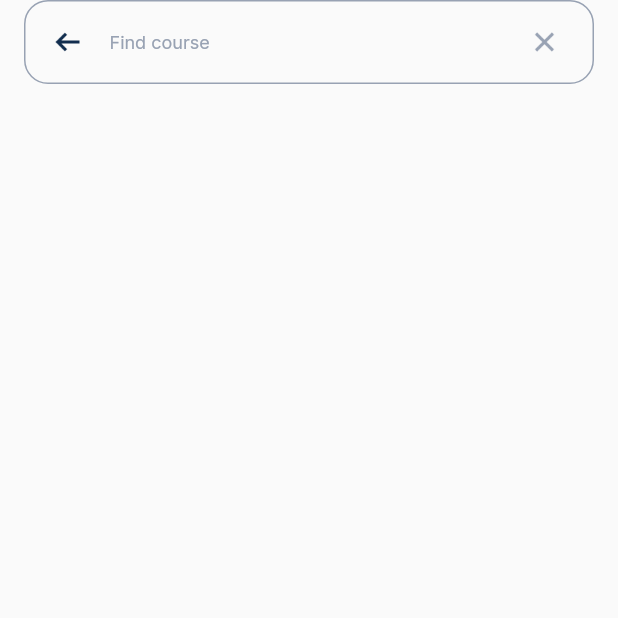
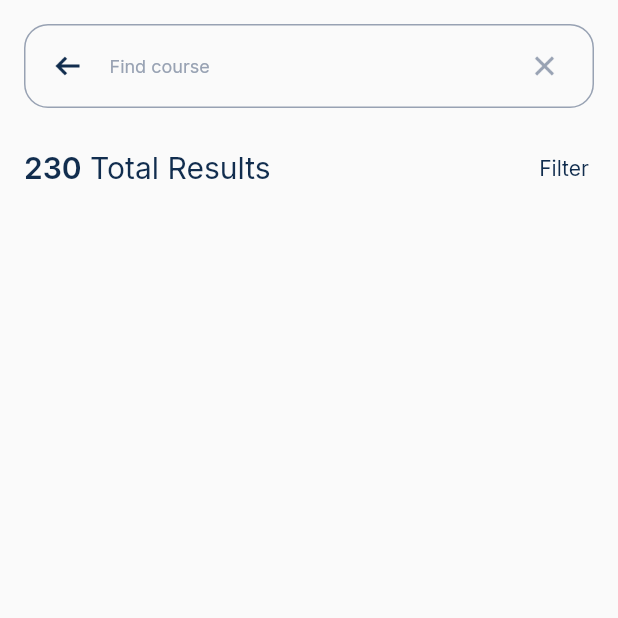
Before and after one commit to berzinsk/ui_online_learning_app_flutter, a Flutter app: the screen it shows after launch, on a phone screen of 412 x 824 dp, the top half of it. Run offline on Flutter 3.47's test engine with Material 2 defaults, Android fonts, the phone set to English and light mode, and no system bars; our stand-ins replace google_fonts.

Commit message:
Add UI for search result row

```diff
--- a/lib/resources/constants/text_styles.dart
+++ b/lib/resources/constants/text_styles.dart
@@ -109,6 +109,14 @@ class TextStyles {
     ),
   );
 
+  static TextStyle kTextXlRegular = GoogleFonts.inter(
+    textStyle: TextStyle(
+      fontSize: 20,
+      fontWeight: FontWeight.normal,
+      color: AppColors.kBrandColorAccentBlack,
+    ),
+  );
+
   static TextStyle kTextSmMedium = GoogleFonts.inter(
     textStyle: TextStyle(
       fontSize: 14,
--- /dev/null
+++ b/lib/screens/dashboard/components/dashboard_search_result_row.dart
@@ -0,0 +1,45 @@
+import 'package:flutter/material.dart';
+
+import '../../../resources/constants/text_styles.dart';
+import '../../../resources/constants/colors.dart';
+import '../../../resources/extensions/text_style.dart';
+
+class DashboardSearchResultRow extends StatelessWidget {
+  const DashboardSearchResultRow({
+    Key? key,
+  }) : super(key: key);
+
+  @override
+  Widget build(BuildContext context) {
+    return Row(
+      mainAxisAlignment: MainAxisAlignment.spaceBetween,
+      crossAxisAlignment: CrossAxisAlignment.center,
+      children: [
+        RichText(
+          text: TextSpan(
+            text: '230',
+            style: TextStyles.kTextXlSemiBold,
+            children: [
+              TextSpan(
+                text: ' Total Results',
+                style: TextStyles.kTextXlRegular,
+              ),
+            ],
+          ),
+        ),
+        TextButton(
+          style: ButtonStyle(
+            splashFactory: NoSplash.splashFactory,
+            overlayColor: MaterialStateProperty.all(Colors.transparent),
+          ),
+          onPressed: () {},
+          child: Text(
+            'Filter',
+            style: TextStyles.kTextSmMedium
+                .withColor(AppColors.kBrandColorAccentBlack),
+          ),
+        ),
+      ],
+    );
+  }
+}
--- a/lib/screens/dashboard/dashboard_search_results.dart
+++ b/lib/screens/dashboard/dashboard_search_results.dart
@@ -1,6 +1,7 @@
 import 'package:flutter/material.dart';
 
 import './components/dasboard_search_page_search_box.dart';
+import './components/dashboard_search_result_row.dart';
 
 class DashboardSearchResults extends StatelessWidget {
   const DashboardSearchResults({Key? key}) : super(key: key);
@@ -9,15 +10,18 @@ class DashboardSearchResults extends StatelessWidget {
   Widget build(BuildContext context) {
     return SafeArea(
       bottom: false,
-      child: Container(
-        padding: const EdgeInsets.symmetric(horizontal: 16),
-        width: MediaQuery.of(context).size.width,
-        child: Column(
-          crossAxisAlignment: CrossAxisAlignment.start,
-          children: const [
-            SearchPageSearchBox(),
-          ],
-        ),
+      child: Column(
+        crossAxisAlignment: CrossAxisAlignment.start,
+        children: const [
+          Padding(
+            padding: EdgeInsets.only(left: 16, top: 16, right: 16),
+            child: SearchPageSearchBox(),
+          ),
+          Padding(
+            padding: EdgeInsets.only(left: 16, top: 16, right: 4),
+            child: DashboardSearchResultRow(),
+          ),
+        ],
       ),
     );
   }
```
